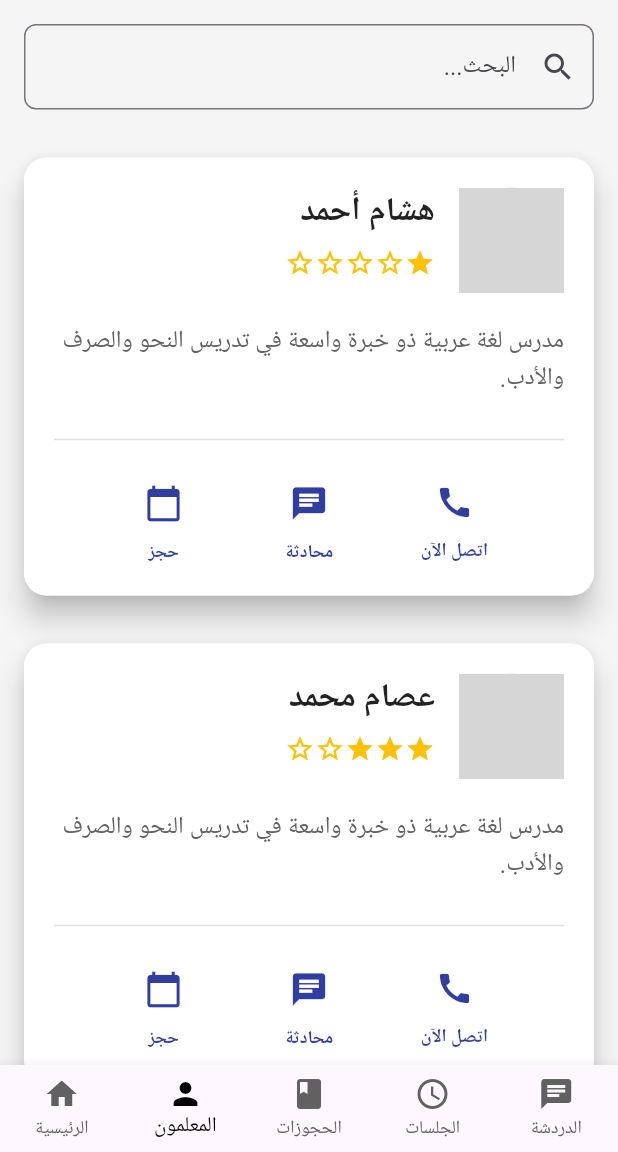
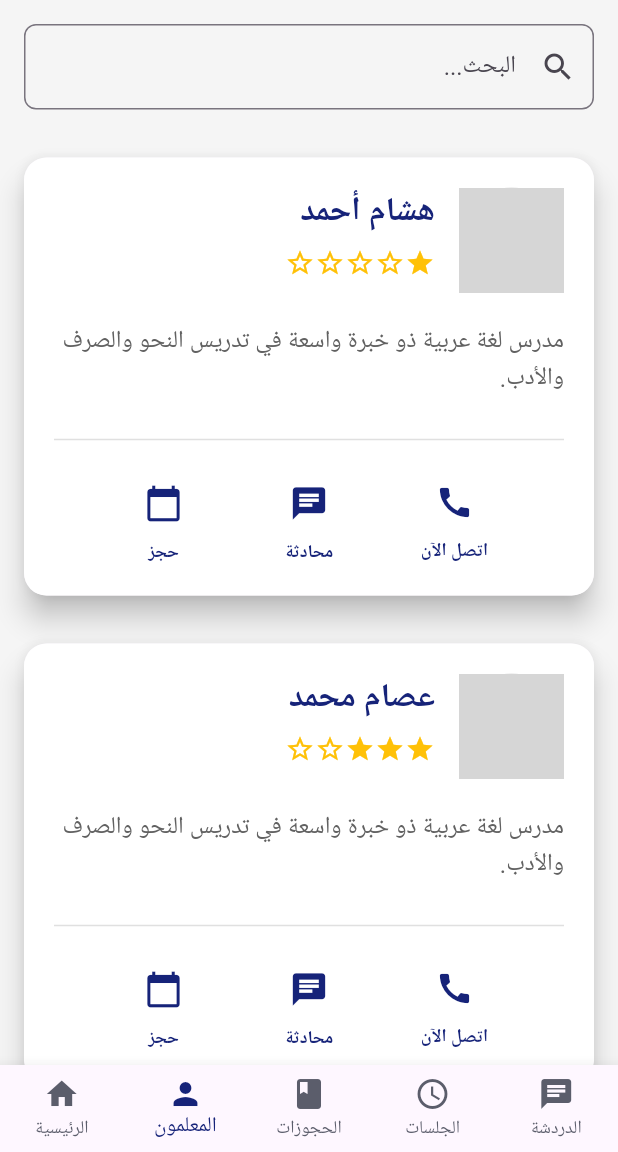
Before and after one commit to Shawky-dev/Al-Kottab-Backend, a Flutter app: the screen it shows once a user with an empty profile is signed in, item 2 of the bottom bar chosen, on a phone screen of 412 x 824 dp, the part 84-1236 px from its top. Run offline on Flutter 3.47's test engine with Material 3 defaults, Android fonts, the phone set to English and light mode, and no system bars; our stand-ins replace cloud_firestore, firebase_auth, firebase_core; accounts and stored records are empty; network calls fail; grey boxes are pictures that could not be loaded.

Commit message:
slight edits in the teacher card

```diff
--- a/frontend/lib/pages/home_page.dart
+++ b/frontend/lib/pages/home_page.dart
@@ -176,8 +176,8 @@ class _HomePageState extends State<HomePage> {
           ),
         ],
         currentIndex: _selectedIndex,
-        selectedItemColor: Colors.black,
-        unselectedItemColor: Colors.grey[700],
+        selectedItemColor: Color(0xFF162379),
+        unselectedItemColor: Color.fromARGB(255, 91, 93, 107),
         onTap: _onItemTapped,
       ),
     );
--- a/frontend/lib/widgets/teachers_widget.dart
+++ b/frontend/lib/widgets/teachers_widget.dart
@@ -63,7 +63,7 @@ class TeacherCard extends StatelessWidget {
                         style: const TextStyle(
                           fontSize: 22,
                           fontWeight: FontWeight.bold,
-                          color: Colors.black87,
+                          color:  Color(0xFF162379),
                         ),
                         textAlign: TextAlign.right,
                       ),
@@ -128,7 +128,7 @@ class TeacherCard extends StatelessWidget {
                 _buildActionButton(
                   icon: Icons.call,
                   label: 'اتصل الآن',
-                  color: Colors.indigo.shade700,
+                  color:  Color(0xFF162379),
                   onPressed: () {
                     // Implement Call functionality
                   },
@@ -136,7 +136,7 @@ class TeacherCard extends StatelessWidget {
                 _buildActionButton(
                   icon: Icons.chat,
                   label: 'محادثة',
-                  color: Colors.indigo.shade700,
+                  color:  Color(0xFF162379),
                   onPressed: () {
                     // Implement Chat functionality
                   },
@@ -144,7 +144,7 @@ class TeacherCard extends StatelessWidget {
                 _buildActionButton(
                   icon: Icons.calendar_today,
                   label: 'حجز',
-                  color: Colors.indigo.shade700,
+                  color:  Color(0xFF162379),
                   onPressed: () {
                     // Implement Reserve functionality
                   },
```
